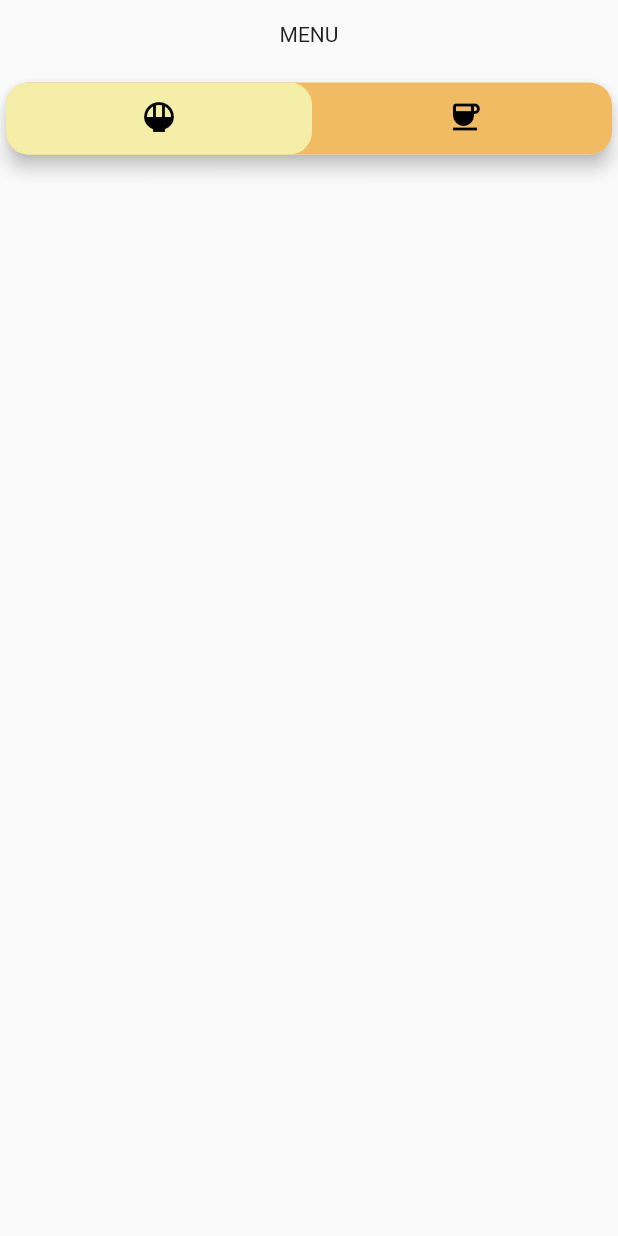
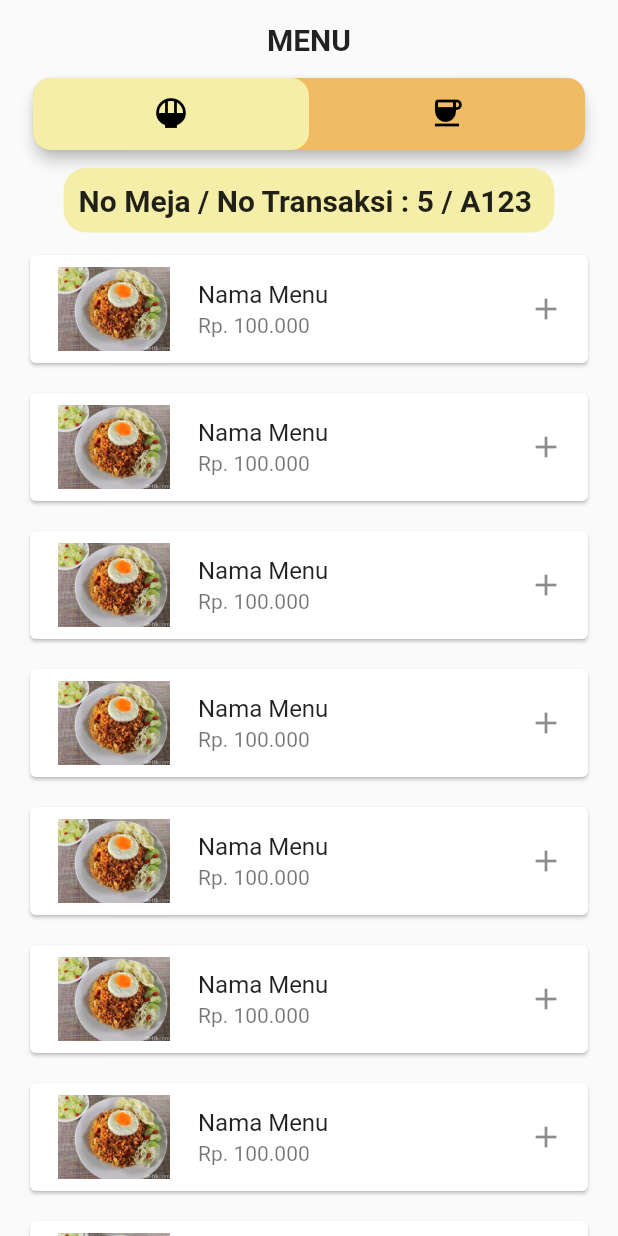
Before and after one commit to Sumano15/ProyekAmbw, a Flutter app: the Menu screen opened directly, on a phone screen of 412 x 824 dp. Run offline on Flutter 3.47's test engine with Material 2 defaults, Android fonts, the phone set to English and light mode, and no system bars; our stand-ins replace cloud_firestore, email_validator, firebase_auth, firebase_core, google_nav_bar; accounts and stored records are empty.

Commit message:
nambah user

```diff
--- a/lib/user/menu.dart
+++ b/lib/user/menu.dart
@@ -12,7 +12,6 @@ class Menu extends StatefulWidget {
   State<Menu> createState() => _MenuState();
 }
 
-
 class _MenuState extends State<Menu> with TickerProviderStateMixin {
   @override
   Widget build(BuildContext context) {
@@ -23,27 +22,31 @@ class _MenuState extends State<Menu> with TickerProviderStateMixin {
           SizedBox(
             height: 15,
           ),
-          Text('MENU'),
+          Text(
+            'MENU',
+            style: TextStyle(fontSize: 20, fontWeight: FontWeight.bold),
+          ),
           SizedBox(
-            height: 20,
+            height: 10,
           ),
           Card(
             shape:
                 RoundedRectangleBorder(borderRadius: BorderRadius.circular(15)),
-            elevation: 5,
+            elevation: 4,
             child: Container(
               decoration: BoxDecoration(
                 color: Color(0xFFF0BB62),
-                borderRadius: BorderRadius.circular(15),
+                borderRadius: BorderRadius.circular(12),
               ),
               child: TabBar(
                 indicator: BoxDecoration(
                   color: Color(0xFFF4EEA9),
-                  borderRadius: BorderRadius.circular(15),
+                  borderRadius: BorderRadius.circular(12),
                 ),
                 controller: tabController,
                 isScrollable: true,
-                labelPadding: EdgeInsets.symmetric(horizontal: 90),
+                //labelPadding: EdgeInsets.symmetric(horizontal: 30),
+                labelPadding: EdgeInsets.fromLTRB(80, 0, 80, 0),
                 tabs: [
                   Tab(
                     child: Align(
@@ -59,31 +62,74 @@ class _MenuState extends State<Menu> with TickerProviderStateMixin {
               ),
             ),
           ),
-          // Expanded(child: TabBarView(
-          //   controller: tabController,
-          //   children: [
-          //     ListView.builder(
-          //       physics: BouncingScrollPhysics(),
-          //       shrinkWrap: true,
-          //       itemCount: 4,
-          //       itemBuilder: (context, index) {
-          //         return Card(
-          //           margin: EdgeInsets.symmetric(horizontal: 30, vertical: 15),
-          //           child: ListTile(
-
-          //           ),
-          //         );
-          //       }
-          //       )
-          //   ],
-          // )),
+          SizedBox(
+            height: 8,
+          ),
+          Container(
+            padding: EdgeInsets.all(10),
+            decoration: BoxDecoration(
+              borderRadius: BorderRadius.circular(15),
+              color: Color(0xFFF4EEA9),
+            ),
+            child: Column(
+              children: [
+                Text(
+                  'No Meja / No Transaksi : 5 / A123 ',
+                  style: TextStyle(fontSize: 20, fontWeight: FontWeight.bold),
+                ),
+              ],
+            ),
+          ),
+          SizedBox(
+            height: 5,
+          ),
+          Expanded(
+              child: TabBarView(
+            controller: tabController,
+            children: [
+              ListView.builder(
+                  physics: BouncingScrollPhysics(),
+                  shrinkWrap: true,
+                  itemCount: 10,
+                  itemBuilder: (context, index) {
+                    return Card(
+                      margin:
+                          EdgeInsets.symmetric(horizontal: 20, vertical: 10),
+                      child: ListTile(
+                        leading: Image.asset(
+                          "asset/images/nasi_goreng.jpeg",
+                          width: 80,
+                          height: 80,
+                        ),
+                        title: Text('Nama Menu'),
+                        subtitle: Text('Rp. 100.000'),
+                        trailing: Icon(Icons.add),
+                      ),
+                    );
+                  }),
+              ListView.builder(
+                  physics: BouncingScrollPhysics(),
+                  shrinkWrap: true,
+                  itemCount: 10,
+                  itemBuilder: (context, index) {
+                    return Card(
+                      margin:
+                          EdgeInsets.symmetric(horizontal: 30, vertical: 10),
+                      child: ListTile(
+                        leading: Icon(Icons.fastfood),
+                        title: Text('Nama Menu'),
+                        subtitle: Text('Rp. 100.000'),
+                        trailing: Icon(Icons.add),
+                      ),
+                    );
+                  }),
+            ],
+          )),
         ],
       ),
     );
   }
 }
-
-
 
 // return MaterialApp(
 //       home: DefaultTabController(
--- a/pubspec.yaml
+++ b/pubspec.yaml
@@ -60,6 +60,7 @@ flutter:
   assets:
     - asset/images/menu.png
     - asset/images/qrcode.png
+    - asset/images/nasi_goreng.jpeg
   # An image asset can refer to one or more resolution-specific "variants", see
   # https://flutter.dev/assets-and-images/#resolution-aware.
   # For details regarding adding assets from package dependencies, see
```
Also changed, not shown: asset/images/nasi_goreng.jpeg (added).
